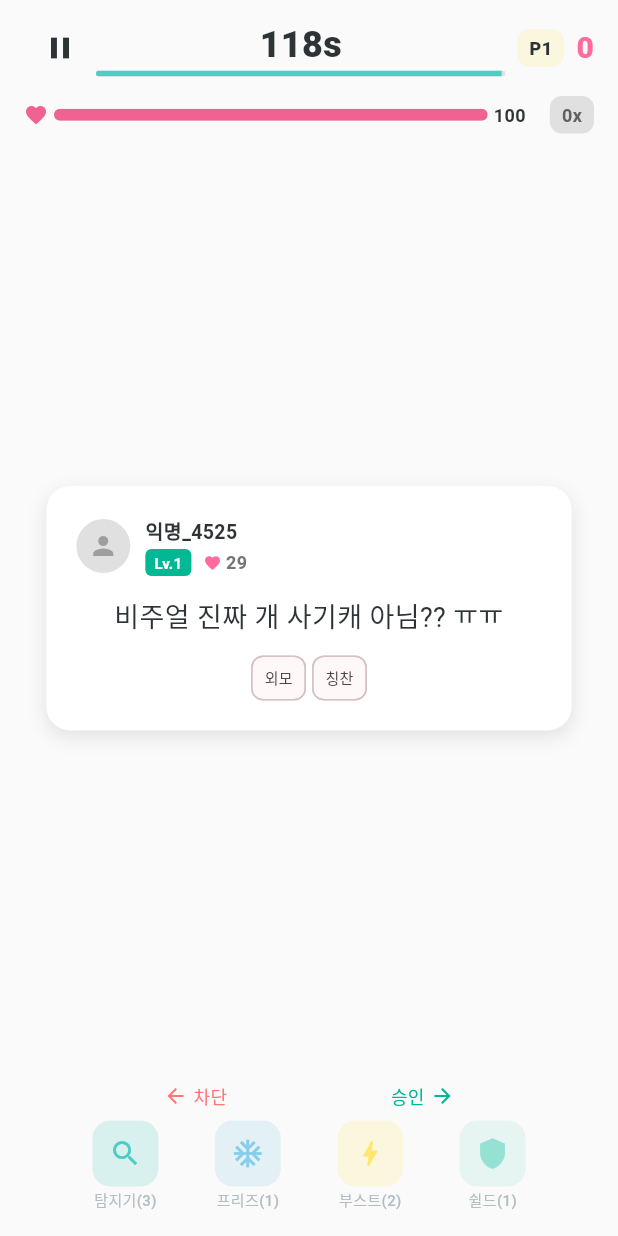
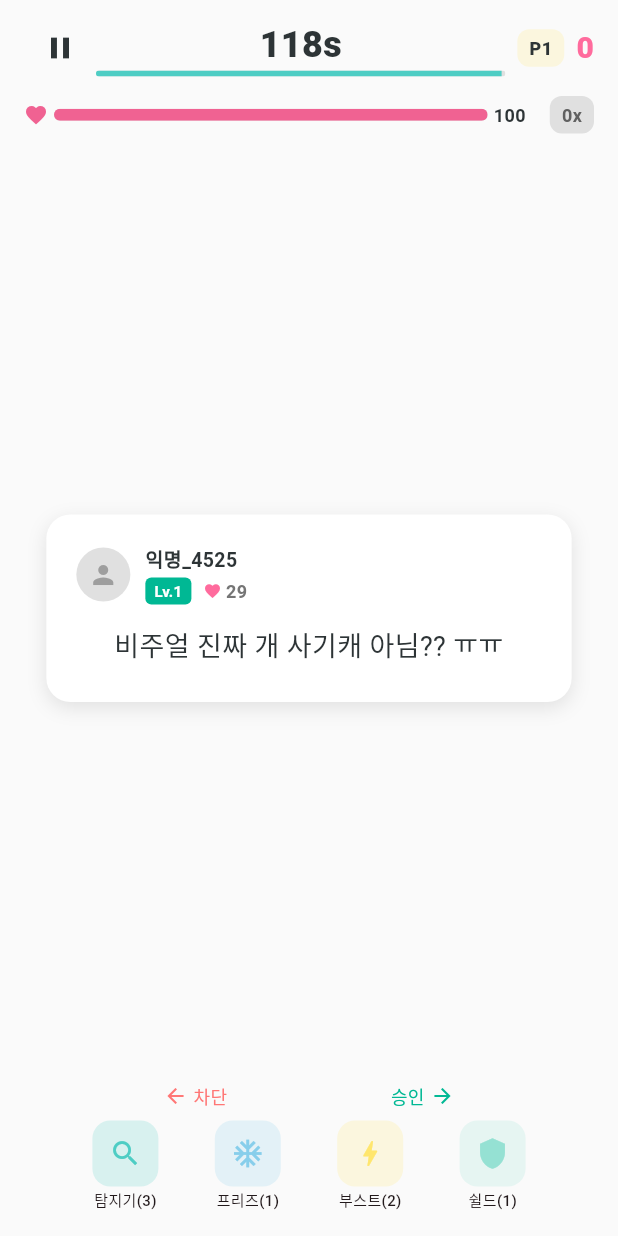
Before and after one commit to mrkimkim/comment-corp, a Flutter app: the screen it shows after launch, after a tap on "아이돌", on a phone screen of 412 x 824 dp. Run offline on Flutter 3.47's test engine with Material 3 defaults, Android fonts, the phone set to English and light mode, and no system bars; our stand-ins replace flutter_riverpod; Roboto replaces fonts that are missing (Pretendard).

Commit message:
fix: remove comment tags, add item visual effects
- Remove tags from comment cards (made toxic/positive too obvious)
- Detector: red border + glow on toxic comments when active
- Active item banner with countdown timer (탐지기/프리즈/부스트)
- Item buttons glow + show "ON" when active, disabled during active
- Freeze/boost visual feedback in item bar

Co-Authored-By: Claude Opus 4.6 (1M context) <noreply@anthropic.com>

```diff
--- a/lib/screens/game_screen.dart
+++ b/lib/screens/game_screen.dart
@@ -98,10 +98,14 @@ class _GameScreenState extends ConsumerState<GameScreen>
                 _buildTopBar(game),
                 _buildStatsRow(game),
                 const SizedBox(height: 8),
+                // Active item indicators
+                if (game.detectorActive || game.freezeActive || game.boostActive)
+                  _buildActiveItemBanner(game),
                 Expanded(
                   child: Center(
                     child: SwipeStack(
                       comment: game.currentComment,
+                      detectorActive: game.detectorActive,
                       onSwiped: (approve) {
                         ref
                             .read(gameProvider.notifier)
@@ -334,6 +338,53 @@ class _GameScreenState extends ConsumerState<GameScreen>
     );
   }
 
+  Widget _buildActiveItemBanner(GameState game) {
+    final active = <(String, IconData, Color, double)>[];
+    if (game.detectorActive) {
+      active.add(('탐지기', Icons.search, AppColors.secondary, game.detectorTimer));
+    }
+    if (game.freezeActive) {
+      active.add(('프리즈', Icons.ac_unit, const Color(0xFF87CEEB), game.freezeTimer));
+    }
+    if (game.boostActive) {
+      active.add(('부스트 x3', Icons.bolt, AppColors.accent, game.boostTimer));
+    }
+
+    return Container(
+      margin: const EdgeInsets.symmetric(horizontal: 16, vertical: 4),
+      padding: const EdgeInsets.symmetric(horizontal: 12, vertical: 6),
+      decoration: BoxDecoration(
+        color: active.first.$3.withValues(alpha: 0.15),
+        borderRadius: BorderRadius.circular(10),
+        border: Border.all(color: active.first.$3.withValues(alpha: 0.4)),
+      ),
+      child: Row(
+        mainAxisAlignment: MainAxisAlignment.center,
+        children: active.map((item) {
+          final (label, icon, color, timer) = item;
+          return Padding(
+            padding: const EdgeInsets.symmetric(horizontal: 8),
+            child: Row(
+              mainAxisSize: MainAxisSize.min,
+              children: [
+                Icon(icon, size: 16, color: color),
+                const SizedBox(width: 4),
+                Text(
+                  '$label ${timer.toStringAsFixed(1)}s',
+                  style: TextStyle(
+                    fontSize: 12,
+                    fontWeight: FontWeight.w700,
+                    color: color,
+                  ),
+                ),
+              ],
+            ),
+          );
+        }).toList(),
+      ),
+    );
+  }
+
   Widget _buildItemBar(GameState game) {
     final items = [
       ('detector', Icons.search, '탐지기', AppColors.secondary),
@@ -349,12 +400,15 @@ class _GameScreenState extends ConsumerState<GameScreen>
         children: items.map((item) {
           final (name, icon, label, color) = item;
           final count = game.items[name] ?? 0;
+          final isActive = (name == 'detector' && game.detectorActive) ||
+              (name == 'freeze' && game.freezeActive) ||
+              (name == 'boost' && game.boostActive);
           return GestureDetector(
-            onTap: count > 0
+            onTap: count > 0 && !isActive
                 ? () => ref.read(gameProvider.notifier).useItem(name)
                 : null,
             child: Opacity(
-              opacity: count > 0 ? 1.0 : 0.3,
+              opacity: count > 0 || isActive ? 1.0 : 0.3,
               child: Column(
                 mainAxisSize: MainAxisSize.min,
                 children: [
@@ -362,15 +416,27 @@ class _GameScreenState extends ConsumerState<GameScreen>
                     width: 44,
                     height: 44,
                     decoration: BoxDecoration(
-                      color: color.withValues(alpha: 0.2),
+                      color: isActive
+                          ? color.withValues(alpha: 0.4)
+                          : color.withValues(alpha: 0.2),
                       borderRadius: BorderRadius.circular(12),
+                      border: isActive
+                          ? Border.all(color: color, width: 2)
+                          : null,
+                      boxShadow: isActive
+                          ? [BoxShadow(color: color.withValues(alpha: 0.4), blurRadius: 8)]
+                          : null,
                     ),
-                    child: Icon(icon, color: color, size: 22),
+                    child: Icon(icon, color: isActive ? Colors.white : color, size: 22),
                   ),
                   const SizedBox(height: 2),
                   Text(
-                    '$label($count)',
-                    style: AppTextStyles.labelSmall,
+                    isActive ? 'ON' : '$label($count)',
+                    style: TextStyle(
+                      fontSize: 10,
+                      fontWeight: isActive ? FontWeight.w800 : FontWeight.w500,
+                      color: isActive ? color : null,
+                    ),
                   ),
                 ],
               ),
--- a/lib/widgets/comment_card.dart
+++ b/lib/widgets/comment_card.dart
@@ -7,12 +7,14 @@ class CommentCard extends StatelessWidget {
   final Comment comment;
   final double dragOffset;
   final bool showIndicator;
+  final bool detectorActive;
 
   const CommentCard({
     super.key,
     required this.comment,
     this.dragOffset = 0,
     this.showIndicator = false,
+    this.detectorActive = false,
   });
 
   // Stable random nickname based on comment id
@@ -37,10 +39,15 @@ class CommentCard extends StatelessWidget {
           decoration: BoxDecoration(
             color: _cardColor(ratio),
             borderRadius: BorderRadius.circular(16),
+            border: detectorActive && comment.isToxic
+                ? Border.all(color: Colors.red, width: 3)
+                : null,
             boxShadow: [
               BoxShadow(
-                color: Colors.black.withValues(alpha: 0.1),
-                blurRadius: 10,
+                color: detectorActive && comment.isToxic
+                    ? Colors.red.withValues(alpha: 0.3)
+                    : Colors.black.withValues(alpha: 0.1),
+                blurRadius: detectorActive && comment.isToxic ? 15 : 10,
                 offset: const Offset(0, 4),
               ),
             ],
@@ -119,19 +126,7 @@ class CommentCard extends StatelessWidget {
                 ),
                 textAlign: TextAlign.center,
               ),
-              const SizedBox(height: 12),
-              Wrap(
-                spacing: 4,
-                children: comment.tags.map((tag) {
-                  return Chip(
-                    label: Text(tag, style: const TextStyle(fontSize: 10)),
-                    padding: EdgeInsets.zero,
-                    materialTapTargetSize:
-                        MaterialTapTargetSize.shrinkWrap,
-                    visualDensity: VisualDensity.compact,
-                  );
-                }).toList(),
-              ),
+              const SizedBox(height: 4),
             ],
           ),
         ),
--- a/lib/widgets/swipe_stack.dart
+++ b/lib/widgets/swipe_stack.dart
@@ -5,8 +5,14 @@ import 'comment_card.dart';
 class SwipeStack extends StatefulWidget {
   final Comment? comment;
   final void Function(bool approve) onSwiped;
+  final bool detectorActive;
 
-  const SwipeStack({super.key, required this.comment, required this.onSwiped});
+  const SwipeStack({
+    super.key,
+    required this.comment,
+    required this.onSwiped,
+    this.detectorActive = false,
+  });
 
   @override
   State<SwipeStack> createState() => _SwipeStackState();
@@ -105,6 +111,7 @@ class _SwipeStackState extends State<SwipeStack>
             comment: widget.comment!,
             dragOffset: offset,
             showIndicator: true,
+            detectorActive: widget.detectorActive,
           );
         },
       ),
```
